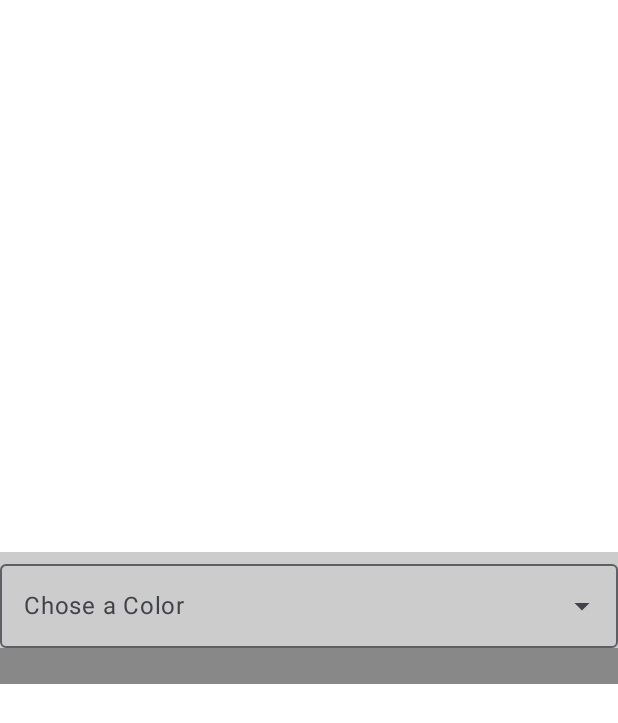
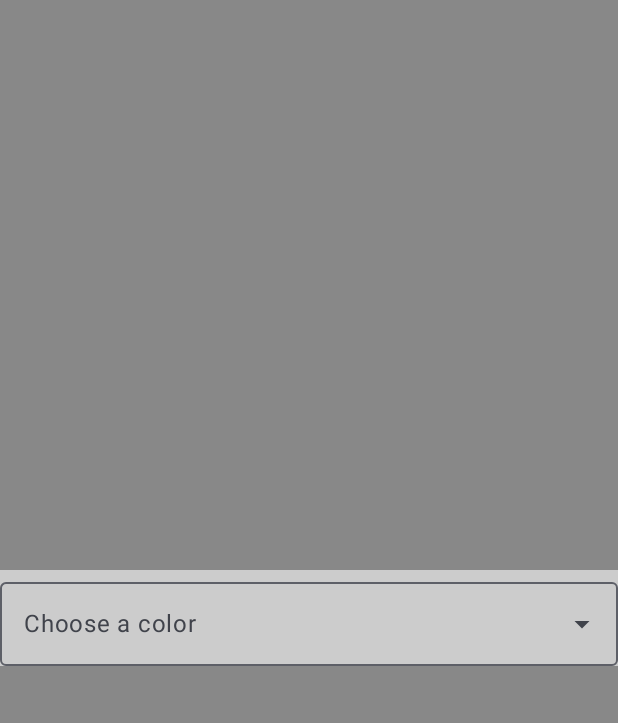
Before and after one commit to aidenc17/ColorChooser, an Android app built with Jetpack Compose: the @Preview function ColorPickerPreview, on a phone screen of 412 x 824 dp. Shown: the top 723 px of the screen. Run offline under Robolectric (Android 15) with nearby library versions, the phone set to English and light mode, and no system bars.

Commit message:
figured out the issue w blue color. completed as of pre-spring break!

```diff
--- a/app/src/main/java/com/example/colorchooser/MainActivity.kt
+++ b/app/src/main/java/com/example/colorchooser/MainActivity.kt
@@ -4,6 +4,7 @@ import androidx.activity.ComponentActivity
 import androidx.activity.compose.setContent
 import androidx.activity.enableEdgeToEdge
 import androidx.compose.foundation.background
+import androidx.compose.foundation.layout.Arrangement
 import androidx.compose.foundation.layout.Column
 import androidx.compose.foundation.layout.fillMaxSize
 import androidx.compose.foundation.layout.fillMaxWidth
@@ -48,6 +49,11 @@ class MainActivity : ComponentActivity() {
 fun ColorChooserApp(
     modifier: Modifier = Modifier,
 ) {
+    val colorMap = mapOf(
+        "Blue" to Color.Blue,
+        "Red" to Color.Red,
+        "Green" to Color.Green
+    )
 
     val colorsList = listOf("Blue", "Red", "Green")
     var currentColor by remember { mutableStateOf("") }
@@ -61,28 +67,33 @@ fun ColorChooserApp(
 
     Column(
         modifier = modifier
-            .background(backgroundColor)
-            .fillMaxWidth()
-    ) {
+            .background(color = backgroundColor)
+            .fillMaxSize(),
+        verticalArrangement = Arrangement.Center,
+
+        ) {
         ColorChooserMenu(
-            colorName= currentColor,
-            colorsList = colorsList,
-            setColor = {newColor -> currentColor = newColor}
+            colorName = currentColor,
+            colorsList = colorMap.keys,
+            setColor = { newColor -> currentColor = newColor }
         )
-        Text(text= currentColor)
+        //Text(text = currentColor)
     }
 }
 
+/**
+ * This is some javadoc for something
+ *
+ */
 @OptIn(ExperimentalMaterial3Api::class)
 @Composable
 fun ColorChooserMenu(
     colorName: String,
-    colorsList: List<String>,
+    colorsList: Set<String>,
     setColor: (String) -> Unit,
     modifier: Modifier = Modifier
 ) {
     var expanded by remember { mutableStateOf(false) }
-
 
     ExposedDropdownMenuBox(
         expanded = expanded,
@@ -94,25 +105,29 @@ fun ColorChooserMenu(
             value = colorName,
             readOnly = true,
             onValueChange = {},
-            label = { Text("Chose a Color") },
-            trailingIcon = { ExposedDropdownMenuDefaults.TrailingIcon(expanded = expanded) },
-            modifier = modifier
+            label = { Text("Choose a color") },
+            trailingIcon = { ExposedDropdownMenuDefaults.TrailingIcon(expanded) },
+            modifier = Modifier
                 .menuAnchor()
                 .fillMaxWidth()
         )
 
         ExposedDropdownMenu(
             expanded = expanded,
-            onDismissRequest = {expanded = false}
+            onDismissRequest = {
+                expanded = false
+                setColor("")
+            }
         ) {
-            colorsList.forEach() { color ->
+            colorsList.forEach { color ->
                 DropdownMenuItem(
                     text = { Text(color) },
                     onClick = {
-
+                        setColor(color)
                         expanded = false
                     }
                 )
+
             }
         }
     }
```
